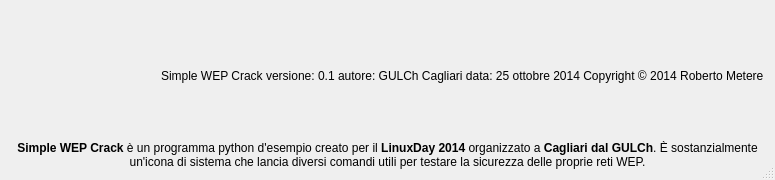
Old version of the form interface/AboutBox.ui in the repository nitrogl/simple-wepcrack.
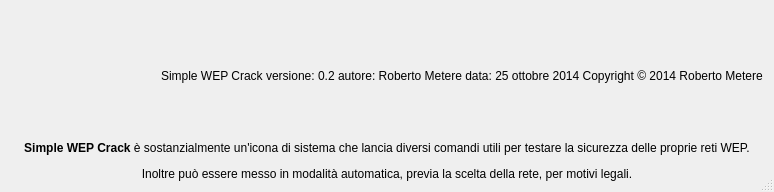
New version of the form. Icons and pictures are not drawn.

Commit message:
Automatic crack
Automatic crack added
Animated icon added
Other bugs fixed

The edit to the form file:
```diff
--- a/interface/AboutBox.ui
+++ b/interface/AboutBox.ui
@@ -118,7 +118,7 @@
            </size>
           </property>
           <property name="text">
-           <string>&lt;html&gt;&lt;head/&gt;&lt;body&gt;&lt;p&gt;Simple WEP Crack&lt;/p&gt;&lt;p&gt;versione: &lt;span style=&quot; font-weight:600;&quot;&gt;0.1 &lt;/span&gt;&lt;br/&gt;autore: &lt;span style=&quot; font-weight:600;&quot;&gt;GULCh Cagliari &lt;/span&gt;&lt;br/&gt;data: &lt;span style=&quot; font-weight:600;&quot;&gt;25 ottobre 2014&lt;/span&gt;&lt;/p&gt;&lt;p&gt;Copyright © 2014 Roberto Metere&lt;/p&gt;&lt;/body&gt;&lt;/html&gt;</string>
+           <string>&lt;html&gt;&lt;head/&gt;&lt;body&gt;&lt;p&gt;Simple WEP Crack&lt;/p&gt;&lt;p&gt;versione: &lt;span style=&quot; font-weight:600;&quot;&gt;0.2 &lt;/span&gt;&lt;br/&gt;autore: &lt;span style=&quot; font-weight:600;&quot;&gt;Roberto Metere &lt;/span&gt;&lt;br/&gt;data: &lt;span style=&quot; font-weight:600;&quot;&gt;25 ottobre 2014&lt;/span&gt;&lt;/p&gt;&lt;p&gt;Copyright © 2014 Roberto Metere&lt;/p&gt;&lt;/body&gt;&lt;/html&gt;</string>
           </property>
          </widget>
         </item>
@@ -147,7 +147,7 @@
            </size>
           </property>
           <property name="text">
-           <string>&lt;html&gt;&lt;head/&gt;&lt;body&gt;&lt;p&gt;&lt;span style=&quot; font-weight:600;&quot;&gt;Simple WEP Crack&lt;/span&gt; è un programma python d'esempio creato per il &lt;span style=&quot; font-weight:600;&quot;&gt;LinuxDay 2014&lt;/span&gt; organizzato a &lt;span style=&quot; font-weight:600;&quot;&gt;Cagliari dal GULCh&lt;/span&gt;. È sostanzialmente un'icona di sistema che lancia diversi comandi utili per testare la sicurezza delle proprie reti WEP.&lt;/p&gt;&lt;/body&gt;&lt;/html&gt;</string>
+           <string>&lt;html&gt;&lt;head/&gt;&lt;body&gt;&lt;p&gt;&lt;span style=&quot; font-weight:600;&quot;&gt;Simple WEP Crack&lt;/span&gt; è sostanzialmente un'icona di sistema che lancia diversi comandi utili per testare la sicurezza delle proprie reti WEP.&lt;/p&gt;&lt;p&gt;Inoltre può essere messo in modalità automatica, previa la scelta della rete, per motivi legali.&lt;/p&gt;&lt;/body&gt;&lt;/html&gt;</string>
           </property>
           <property name="textFormat">
            <enum>Qt::RichText</enum>
```
Left out of the diff: 16 changed lines with no effect on the pictures. The commit also changes 10 other files.
